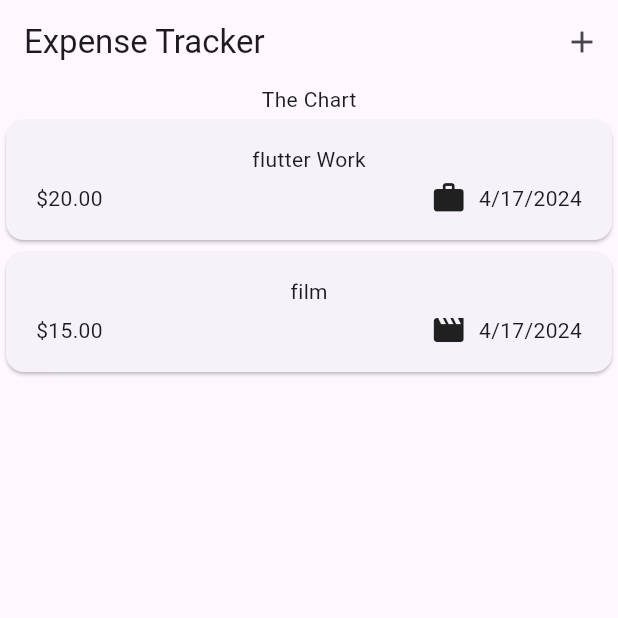
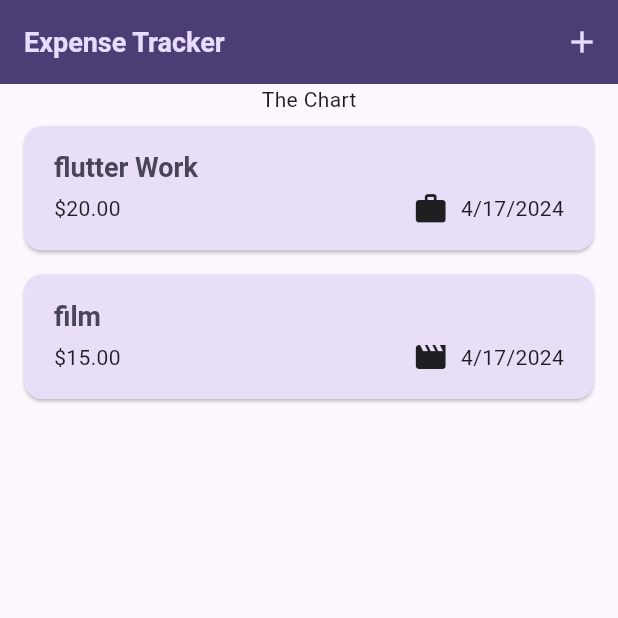
Before and after one commit to muhammed-suhaid/Expense_Tracker_App, a Flutter app: the screen it shows after launch, on a phone screen of 412 x 824 dp, the top half of it. Run offline on Flutter 3.47's test engine with Material 3 defaults, Android fonts, the phone set to English and light mode, and no system bars.

Commit message:
implemented dark theme and light theme

```diff
--- a/lib/main.dart
+++ b/lib/main.dart
@@ -11,9 +11,58 @@ class MyApp extends StatelessWidget {
   // This widget is the root of your application.
   @override
   Widget build(BuildContext context) {
+    var kColorScheme = ColorScheme.fromSeed(
+      seedColor: const Color.fromARGB(255, 96, 59, 181),
+    );
+    var kDarkColorScheme = ColorScheme.fromSeed(
+      brightness: Brightness.dark,
+      seedColor: const Color.fromARGB(255, 5, 99, 125),
+    );
+
     return MaterialApp(
       title: 'Expense Tracker',
-      theme: ThemeData(),
+      darkTheme: ThemeData.dark().copyWith(
+        colorScheme: kDarkColorScheme,
+        cardTheme: const CardTheme().copyWith(
+          color: kDarkColorScheme.secondaryContainer,
+          margin: const EdgeInsets.symmetric(
+            horizontal: 16,
+            vertical: 8,
+          ),
+        ),
+        elevatedButtonTheme: ElevatedButtonThemeData(
+          style: ElevatedButton.styleFrom(
+            backgroundColor: kDarkColorScheme.primaryContainer,
+            foregroundColor: kDarkColorScheme.onPrimaryContainer,
+          ),
+        ),
+      ),
+      theme: ThemeData().copyWith(
+        colorScheme: kColorScheme,
+        appBarTheme: const AppBarTheme().copyWith(
+          backgroundColor: kColorScheme.onPrimaryContainer,
+          foregroundColor: kColorScheme.primaryContainer,
+        ),
+        cardTheme: const CardTheme().copyWith(
+          color: kColorScheme.secondaryContainer,
+          margin: const EdgeInsets.symmetric(
+            horizontal: 16,
+            vertical: 8,
+          ),
+        ),
+        elevatedButtonTheme: ElevatedButtonThemeData(
+          style: ElevatedButton.styleFrom(
+            backgroundColor: kColorScheme.primaryContainer,
+          ),
+        ),
+        textTheme: ThemeData().textTheme.copyWith(
+              titleLarge: TextStyle(
+                fontWeight: FontWeight.bold,
+                color: kColorScheme.onSecondaryContainer,
+                fontSize: 18,
+              ),
+            ),
+      ),
       debugShowCheckedModeBanner: false,
       home: const ExpensesPage(),
     );
--- a/lib/widgets/expense_list/expense_item.dart
+++ b/lib/widgets/expense_list/expense_item.dart
@@ -10,10 +10,17 @@ class ExpenseItem extends StatelessWidget {
   Widget build(BuildContext context) {
     return Card(
       child: Padding(
-        padding: const EdgeInsets.symmetric(horizontal: 20, vertical: 16),
+        padding: const EdgeInsets.symmetric(
+          horizontal: 20,
+          vertical: 16,
+        ),
         child: Column(
+          crossAxisAlignment: CrossAxisAlignment.start,
           children: [
-            Text(expense.title),
+            Text(
+              expense.title,
+              style: Theme.of(context).textTheme.titleLarge,
+            ),
             const SizedBox(height: 4),
             Row(
               children: [
--- a/lib/widgets/expense_list/expense_list.dart
+++ b/lib/widgets/expense_list/expense_list.dart
@@ -19,6 +19,12 @@ class ExpensesList extends StatelessWidget {
       itemBuilder: (context, index) {
         return Dismissible(
           key: ValueKey(expenses[index]),
+          background: Container(
+            color: Theme.of(context).colorScheme.error.withOpacity(0.75),
+            margin: EdgeInsets.symmetric(
+              horizontal: Theme.of(context).cardTheme.margin!.horizontal,
+            ),
+          ),
           onDismissed: (direction) {
             onRemoveExpense(expenses[index]);
           },
```
